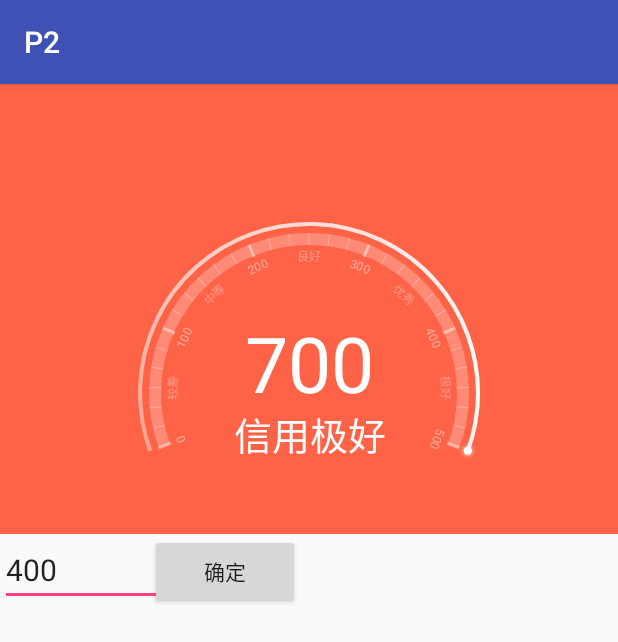
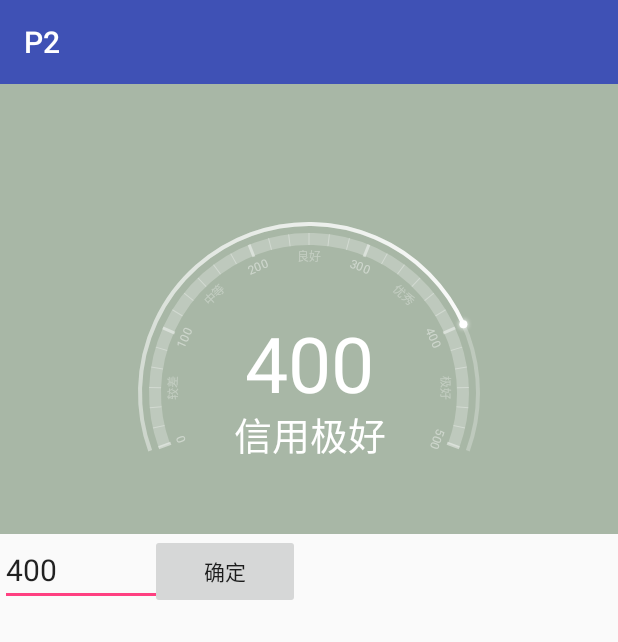
Before and after one commit to Liauner/AS_praitice, an Android app: the screen it shows after launch (MainActivity), after a tap on "确定", on a phone screen of 412 x 824 dp. Shown: the top 642 px of the screen. Run offline under Robolectric (Android 15) with nearby library versions, the phone set to English and light mode, and no system bars.

Commit message:
P2 finish

```diff
--- a/P2/app/src/main/AndroidManifest.xml
+++ b/P2/app/src/main/AndroidManifest.xml
@@ -9,7 +9,8 @@
         android:roundIcon="@mipmap/ic_launcher_round"
         android:supportsRtl="true"
         android:theme="@style/AppTheme">
-        <activity android:name=".MainActivity">
+        <activity android:name=".MainActivity"
+            android:hardwareAccelerated="false">
             <intent-filter>
                 <action android:name="android.intent.action.MAIN" />
 
--- a/P2/app/src/main/java/com/example/p2/RoundIndicatorView.java
+++ b/P2/app/src/main/java/com/example/p2/RoundIndicatorView.java
@@ -64,6 +64,22 @@ public class RoundIndicatorView extends View {
 
     }
 
+
+    public void setCurrentNumAnim(int num){
+        float duration =(float)Math.abs(num-currentNum)/maxNum*1500+500;
+        ObjectAnimator anim=ObjectAnimator.ofInt(this,"currentNum",num);
+        anim.setDuration((long) Math.min(duration,2000));
+        anim.addUpdateListener(new ValueAnimator.AnimatorUpdateListener() {
+            @Override
+            public void onAnimationUpdate(ValueAnimator animation) {
+                int value=(int) animation.getAnimatedValue();
+                int color=calculateColor(value);
+                setBackgroundColor(color);
+            }
+        });
+        anim.start();
+    }
+
     private void initAttr(AttributeSet attrs){
         TypedArray array=context.obtainStyledAttributes(attrs,R.styleable.RoundIndicatorView);
         maxNum=array.getInt(R.styleable.RoundIndicatorView_maxNum,500);
@@ -88,19 +104,6 @@ public class RoundIndicatorView extends View {
 
 
 
-    public void setCurrentNumAnim(int num){
-        float duration =(float)Math.abs(num-currentNum)/maxNum*1500+500;
-        ObjectAnimator anim=ObjectAnimator.ofInt(this,"currentNum",num);
-        anim.setDuration((long) Math.min(duration,2000));
-        anim.addUpdateListener(new ValueAnimator.AnimatorUpdateListener() {
-            @Override
-            public void onAnimationUpdate(ValueAnimator animation) {
-                int value=(int) animation.getAnimatedValue();
-                int color=calculateColor(value);
-                setBackgroundColor(color);
-            }
-        });
-    }
 
     private int calculateColor(int value){
         ArgbEvaluator evaluator =new ArgbEvaluator();
```
